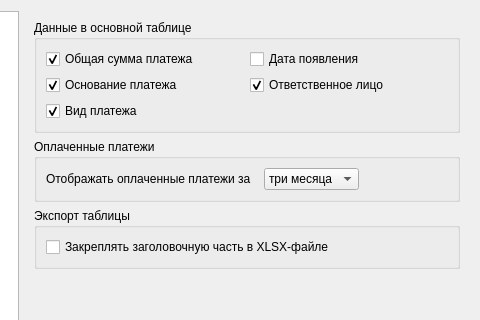
Old version of the form designer/ui/settingsdialog.ui in the repository Aleee/FinanceCalender; both pictures show x 162 to 642 and y 0 to 320 of the 642 by 530 pixel window.
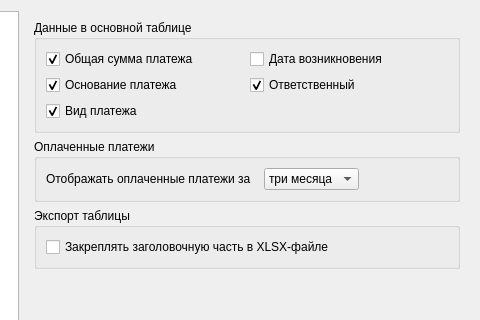
New version of the form. The open tabs and pages were chosen to show the change. Icons and pictures are not drawn. Custom widgets are drawn as their Qt base class.

```diff
--- a/designer/ui/settingsdialog.ui
+++ b/designer/ui/settingsdialog.ui
@@ -983,7 +983,7 @@
           <item row="2" column="1">
            <widget class="QCheckBox" name="chb_dataintable_responsible">
             <property name="text">
-             <string>Ответственное лицо</string>
+             <string>Ответственный</string>
             </property>
             <property name="checked">
              <bool>true</bool>
@@ -1003,7 +1003,7 @@
           <item row="0" column="1">
            <widget class="QCheckBox" name="chb_dataintable_createdate">
             <property name="text">
-             <string>Дата появления</string>
+             <string>Дата возникновения</string>
             </property>
            </widget>
           </item>
```
